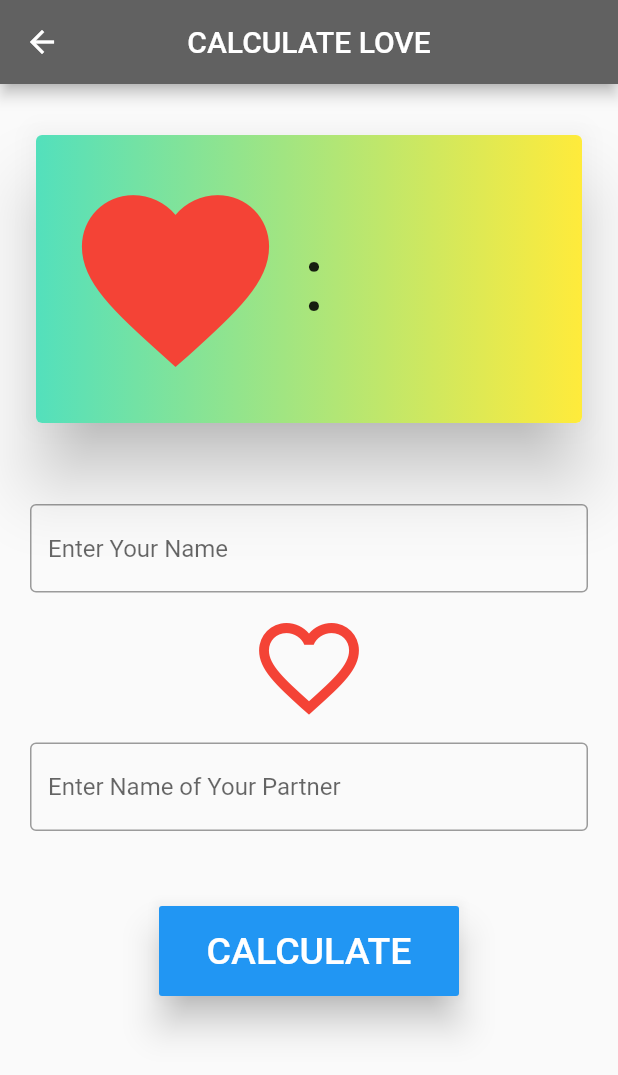
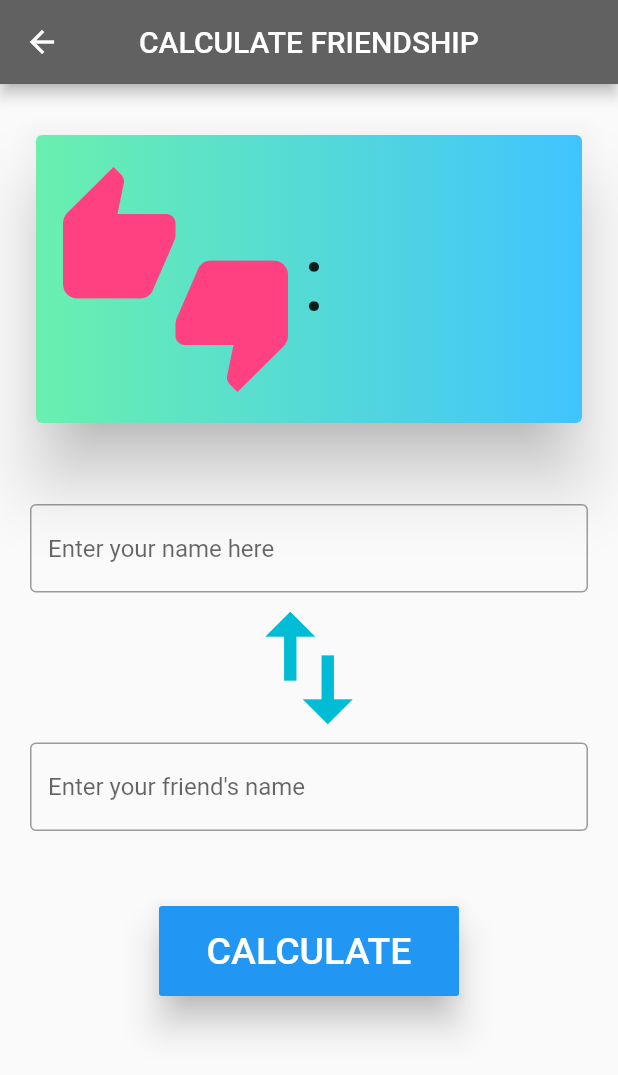
Before and after one commit to RajdeepThakare/Fun-Calculator, a Flutter app: the screen it shows after launch, after a tap on "CALC FRIENDSHIP", on a phone screen of 412 x 824 dp. Shown: the top 1075 px of the screen. Run offline on Flutter 3.47's test engine with Material 2 defaults, Android fonts, the phone set to English and light mode, and no system bars; drawn by our look-alikes of gradient_widgets.

Commit message:
friendship calc added

```diff
--- a/lib/main.dart
+++ b/lib/main.dart
@@ -3,6 +3,7 @@ import 'package:flutter/material.dart';
 import 'package:fun_calculator/pages/home.dart';
 import 'package:fun_calculator/pages/love.dart';
 import 'package:fun_calculator/pages/age.dart';
+import 'package:fun_calculator/pages/friendship.dart';
 
 
 void main() {
@@ -12,6 +13,7 @@ void main() {
         '/': (context) => Home(),
         '/love': (context) => Love(),
         '/age': (context) => Age(),
+        '/friendship': (context) => Friendship(),
       },
     ),
   );
--- /dev/null
+++ b/lib/pages/friendship.dart
@@ -0,0 +1,133 @@
+import 'package:flutter/material.dart';
+import 'package:gradient_widgets/gradient_widgets.dart';
+
+class Friendship extends StatefulWidget {
+  @override
+  _FriendshipState createState() => _FriendshipState();
+}
+
+class _FriendshipState extends State<Friendship> {
+  String firstName, secondName;
+  String percentage='';
+
+  final TextEditingController t1 = TextEditingController();
+  final TextEditingController t2 = TextEditingController();
+
+  void calFriendship() {
+    setState(() {
+      if(t1.text.isNotEmpty && t2.text.isNotEmpty)
+       {
+         firstName = t1.text;
+         secondName= t2.text;
+
+         int sum1 = sumCalc(firstName);
+         int sum2 = sumCalc(secondName);
+
+         int totalSum = sum1 + sum2;
+         totalSum = totalSum%9+9;
+         totalSum= totalSum*9+1;
+
+         percentage = totalSum.toString() + '%';
+       }
+    });
+  }
+  int sumCalc(String s)
+  {
+    int sum = 0;
+    for(int i= 0; i<s.length;i++)
+      {
+        sum= sum+ s.codeUnitAt(i);
+      }
+    return sum;
+  }
+
+  @override
+  Widget build(BuildContext context) {
+    return Scaffold(
+      appBar: AppBar(
+        title: Text("CALCULATE FRIENDSHIP"),
+        centerTitle: true,
+        backgroundColor: Colors.grey[700],
+      ),
+      body: ListView(
+        children: <Widget>[
+               Padding(
+          padding: const EdgeInsets.fromLTRB(20, 30, 20, 0),
+          child: Container(
+            child: Column(
+              children: <Widget>[
+                Container(
+                  height: 200,
+                  child: GradientCard(
+                    gradient: LinearGradient(
+                      colors: [Colors.greenAccent, Colors.lightBlueAccent],
+                    ),
+                    elevation: 20,
+                    child: Padding(
+                      padding:
+                          const EdgeInsets.symmetric(vertical: 10, horizontal: 8),
+                      child: Center(
+                        child: Row(
+                          children: <Widget>[
+                            SizedBox(width: 10),
+                            Icon(
+                              Icons.thumbs_up_down,
+                              color: Colors.pinkAccent,
+                              size: 150,
+                            ),
+                            SizedBox(width: 10),
+                            Text(
+                              ": $percentage",
+                              style: TextStyle(fontSize: 60),
+                            ),
+                          ],
+                        ),
+                      ),
+                    ),
+                  ),
+                ),
+                SizedBox(height: 50),
+                TextField(
+                  keyboardType: TextInputType.text,
+                  decoration: InputDecoration(
+                    hintText: "Enter your name here",
+                    border: OutlineInputBorder(),
+                  ),
+                  controller: t1,
+                ),
+                //SizedBox(height: 1),
+                Icon(
+                  Icons.swap_vert,
+                  color: Colors.cyan,
+                  size: 100,
+                ),
+                //SizedBox(height: 1),
+                TextField(
+                  keyboardType: TextInputType.text,
+                  decoration: InputDecoration(
+                    hintText: "Enter your friend's name",
+                    border: OutlineInputBorder(),
+                  ),
+                  controller: t2,
+                ),
+                SizedBox(height: 50),
+                ButtonTheme(
+                  minWidth: 200,
+                  height: 60,
+                  child: RaisedButton(
+                    elevation: 10,
+                    onPressed: calFriendship,
+                    child: Text(
+                      "CALCULATE",
+                      style: TextStyle(fontSize: 25, color: Colors.white),
+                    ),
+                  ),
+                ),
+              ],
+            ),
+          ),
+        ),],
+      ),
+    );
+  }
+}
--- a/lib/pages/home.dart
+++ b/lib/pages/home.dart
@@ -106,7 +106,7 @@ class _HomeState extends State<Home> {
                   child: InkWell(
                     splashColor: Colors.black,
                     onTap: () {
-                      Navigator.pushNamed(context, '/love');
+                      Navigator.pushNamed(context, '/friendship');
                     },
                     child: Padding(
                       padding: const EdgeInsets.symmetric(
```
